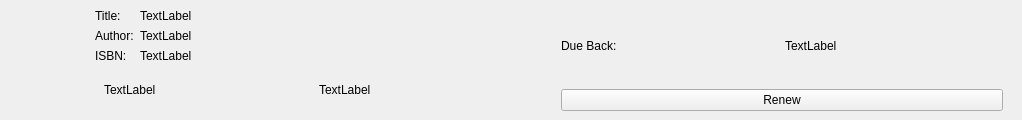
This is bookListView.ui in Mr-Beastman/CS106_A2 as Qt 5 draws it before an edit. The edited form follows.
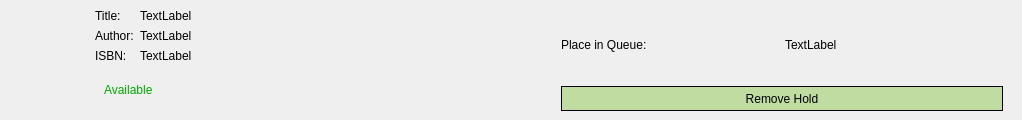
This is the edited form. The open tabs and pages were chosen to show the change.

What changed in the file:
```diff
--- a/bookListView.ui
+++ b/bookListView.ui
@@ -158,23 +158,61 @@
        </layout>
       </item>
       <item>
-       <widget class="QWidget" name="availabilityLayout" native="true">
-        <layout class="QHBoxLayout" name="horizontalLayout_2">
-         <item>
-          <widget class="QLabel" name="availabilityIconLayout">
-           <property name="text">
-            <string>TextLabel</string>
-           </property>
-          </widget>
-         </item>
-         <item>
-          <widget class="QLabel" name="availabilityTextLabel">
-           <property name="text">
-            <string>TextLabel</string>
-           </property>
-          </widget>
-         </item>
-        </layout>
+       <widget class="QStackedWidget" name="availabilityWidget">
+        <property name="currentIndex">
+         <number>0</number>
+        </property>
+        <widget class="QWidget" name="availablePage">
+         <layout class="QVBoxLayout" name="verticalLayout_9">
+          <item>
+           <widget class="QLabel" name="availableLabel">
+            <property name="styleSheet">
+             <string notr="true">#availableLabel{
+	font: 700 12pt &quot;Segoe UI&quot;;
+	color: rgb(0, 170, 0);
+}</string>
+            </property>
+            <property name="text">
+             <string>Available</string>
+            </property>
+           </widget>
+          </item>
+         </layout>
+        </widget>
+        <widget class="QWidget" name="checkedoutPage">
+         <layout class="QVBoxLayout" name="verticalLayout_11">
+          <item>
+           <widget class="QLabel" name="checkedOutLabel">
+            <property name="styleSheet">
+             <string notr="true">#checkedOutLabel{
+	font: 700 12pt &quot;Segoe UI&quot;;
+	color: rgb(0, 170, 0);
+}</string>
+            </property>
+            <property name="text">
+             <string>Checked out to you</string>
+            </property>
+           </widget>
+          </item>
+         </layout>
+        </widget>
+        <widget class="QWidget" name="notAvailablePage">
+         <layout class="QVBoxLayout" name="verticalLayout_10">
+          <item>
+           <widget class="QLabel" name="notAvailableLabel">
+            <property name="styleSheet">
+             <string notr="true">#notAvailableLabel{
+	font: 700 12pt &quot;Segoe UI&quot;;
+	color: rgb(255, 0, 0);
+}</string>
+            </property>
+            <property name="text">
+             <string>Not Available</string>
+            </property>
+           </widget>
+          </item>
+         </layout>
+        </widget>
        </widget>
       </item>
      </layout>
@@ -291,13 +329,6 @@
          </item>
         </layout>
        </item>
-       <item>
-        <widget class="QPushButton" name="renewButton">
-         <property name="text">
-          <string>Renew</string>
-         </property>
-        </widget>
-       </item>
       </layout>
      </widget>
      <widget class="QWidget" name="userReadyPage">
@@ -318,6 +349,60 @@
        </item>
       </layout>
      </widget>
+     <widget class="QWidget" name="holdActivePage">
+      <layout class="QVBoxLayout" name="verticalLayout_7">
+       <item>
+        <layout class="QHBoxLayout" name="holdActiveLabelLayout">
+         <item>
+          <widget class="QLabel" name="queuePlaceLabel">
+           <property name="text">
+            <string>Place in Queue:</string>
+           </property>
+          </widget>
+         </item>
+         <item>
+          <widget class="QLabel" name="queuePlaceOutPutLabel">
+           <property name="text">
+            <string>TextLabel</string>
+           </property>
+          </widget>
+         </item>
+        </layout>
+       </item>
+       <item>
+        <widget class="QPushButton" name="removeHoldButton">
+         <property name="minimumSize">
+          <size>
+           <width>0</width>
+           <height>25</height>
+          </size>
+         </property>
+         <property name="styleSheet">
+          <string notr="true">#removeHoldButton{
+	border: 1px solid;
+	color: rgb(0, 0, 0);
+	font: 700 9pt &quot;Segoe UI&quot;;
+	background-color: rgb(192, 220, 161);
+}</string>
+         </property>
+         <property name="text">
+          <string>Remove Hold</string>
+         </property>
+        </widget>
+       </item>
+      </layout>
+     </widget>
+     <widget class="QWidget" name="detailsPage">
+      <layout class="QVBoxLayout" name="verticalLayout_8">
+       <item>
+        <widget class="QLabel" name="holdIdOutputLabel">
+         <property name="text">
+          <string>TextLabel</string>
+         </property>
+        </widget>
+       </item>
+      </layout>
+     </widget>
     </widget>
    </item>
   </layout>
```
Left out of the diff: 126 changed lines with no effect on the pictures.
